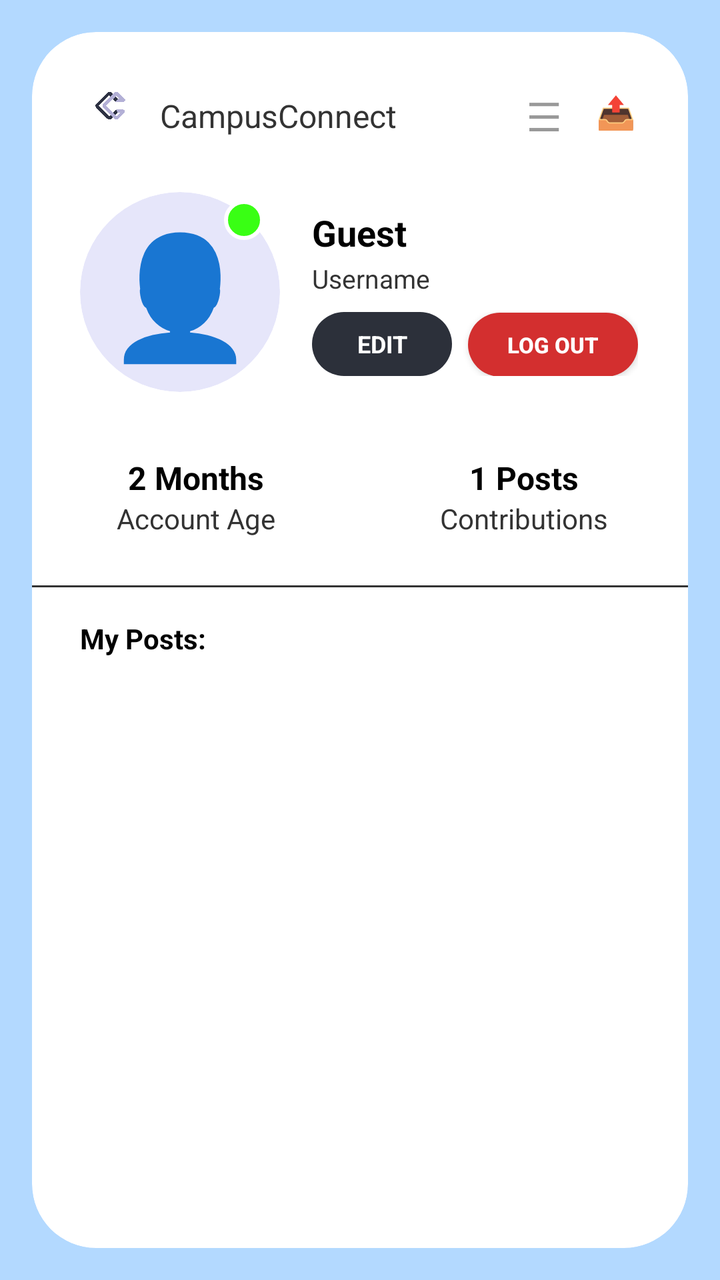
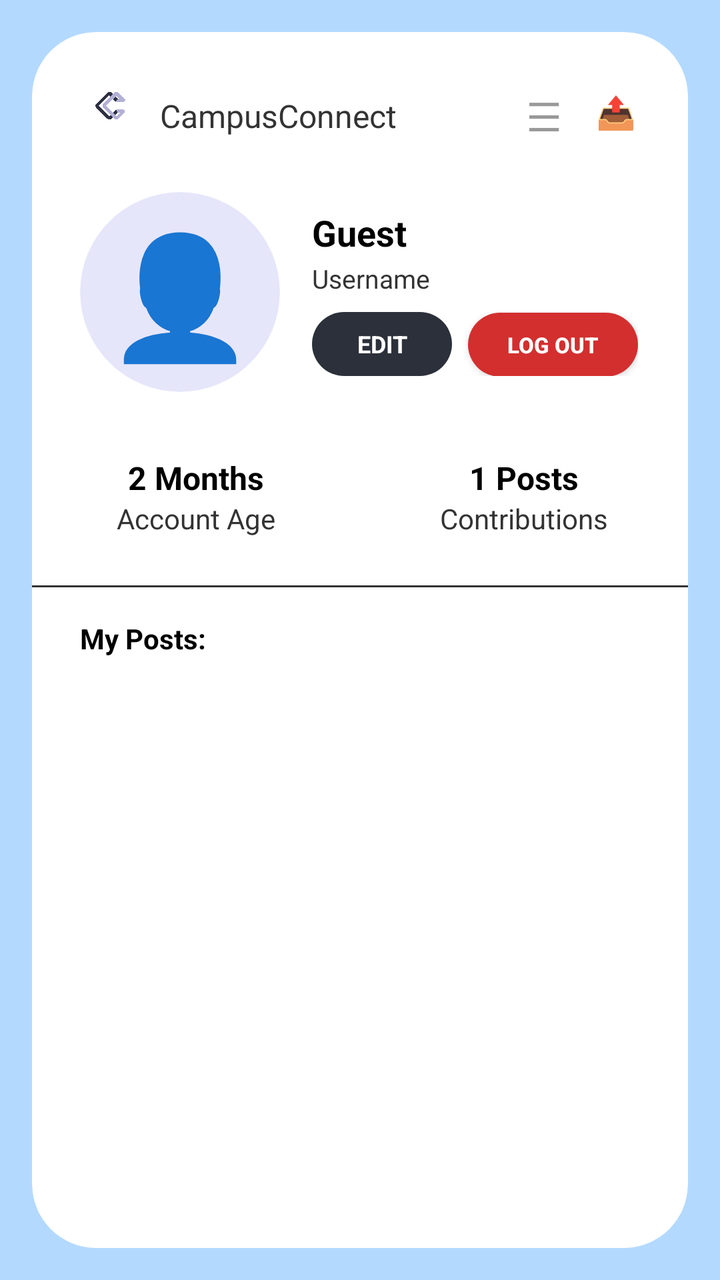

Screens rendered from an Android XML layout before and after an edit, with the pre-edit source and the edit as a unified diff.
<!-- AndroidManifest.xml: application theme Theme.CampusConnect -->
<!-- res/layout/activity_profile.xml -->
<?xml version="1.0" encoding="utf-8"?>
<androidx.constraintlayout.widget.ConstraintLayout xmlns:android="http://schemas.android.com/apk/res/android"
    xmlns:app="http://schemas.android.com/apk/res-auto"
    android:layout_width="match_parent"
    android:layout_height="match_parent"
    android:background="#B3D9FF">

    <androidx.cardview.widget.CardView
        android:layout_width="0dp"
        android:layout_height="0dp"
        android:layout_margin="16dp"
        app:cardBackgroundColor="#FFFFFF"
        app:cardCornerRadius="32dp"
        app:cardElevation="0dp"
        app:layout_constraintBottom_toBottomOf="parent"
        app:layout_constraintEnd_toEndOf="parent"
        app:layout_constraintStart_toStartOf="parent"
        app:layout_constraintTop_toTopOf="parent">

        <ScrollView
            android:layout_width="match_parent"
            android:layout_height="match_parent"
            android:scrollbars="none">

            <LinearLayout
                android:layout_width="match_parent"
                android:layout_height="wrap_content"
                android:orientation="vertical"
                android:paddingTop="24dp"
                android:paddingBottom="24dp">

                
                <LinearLayout
                    android:layout_width="match_parent"
                    android:layout_height="wrap_content"
                    android:gravity="center_vertical"
                    android:orientation="horizontal"
                    android:paddingStart="24dp"
                    android:paddingEnd="24dp">

                    <ImageView
                        android:layout_width="32dp"
                        android:layout_height="32dp"
                        android:src="@drawable/cc"
                        android:scaleType="centerInside"
                        android:adjustViewBounds="true" />

                    <TextView
                        android:layout_width="wrap_content"
                        android:layout_height="wrap_content"
                        android:layout_marginStart="8dp"
                        android:layout_marginTop="2dp"
                        android:text="CampusConnect"
                        android:textColor="#333333"
                        android:textSize="16sp" />

                    <View
                        android:layout_width="0dp"
                        android:layout_height="0dp"
                        android:layout_weight="1" />

                    
                    <TextView
                        android:layout_width="24dp"
                        android:layout_height="24dp"
                        android:text="☰"
                        android:textSize="20sp"
                        android:textColor="#999999"
                        android:gravity="center" />

                    
                    <TextView
                        android:id="@+id/savedPostsButton"
                        android:layout_width="24dp"
                        android:layout_height="24dp"
                        android:layout_marginStart="12dp"
                        android:text="📤"
                        android:textSize="16sp"
                        android:textColor="#999999"
                        android:gravity="center"
                        android:clickable="true"
                        android:focusable="true"
                        android:contentDescription="Saved Posts" />

                </LinearLayout>

                
                <LinearLayout
                    android:layout_width="match_parent"
                    android:layout_height="wrap_content"
                    android:layout_marginTop="24dp"
                    android:orientation="horizontal"
                    android:paddingStart="24dp"
                    android:paddingEnd="24dp"
                    android:gravity="center_vertical">

                    <FrameLayout
                        android:layout_width="wrap_content"
                        android:layout_height="wrap_content">

                        <androidx.cardview.widget.CardView
                            android:layout_width="100dp"
                            android:layout_height="100dp"
                            app:cardBackgroundColor="#E6E6FA"
                            app:cardCornerRadius="50dp"
                            app:cardElevation="0dp">

                            <ImageView
                                android:id="@+id/profileAvatarImage"
                                android:layout_width="match_parent"
                                android:layout_height="match_parent"
                                android:scaleType="centerCrop"
                                android:visibility="gone" />

                            <TextView
                                android:id="@+id/profileAvatarText"
                                android:layout_width="match_parent"
                                android:layout_height="match_parent"
                                android:text="👤"
                                android:gravity="center"
                                android:textSize="60sp"
                                android:textColor="#483D8B"/>
                        </androidx.cardview.widget.CardView>

                        <View
                            android:layout_width="20dp"
                            android:layout_height="20dp"
                            android:layout_gravity="top|end"
                            android:layout_marginTop="4dp"
                            android:layout_marginEnd="8dp"
                            android:background="@drawable/status_dot_green" />
                    </FrameLayout>

                    <LinearLayout
                        android:layout_width="match_parent"
                        android:layout_height="wrap_content"
                        android:layout_marginStart="16dp"
                        android:orientation="vertical">

                        <TextView
                            android:id="@+id/profileUsernameText"
                            android:layout_width="wrap_content"
                            android:layout_height="wrap_content"
                            android:text="Guest"
                            android:textColor="#000000"
                            android:textStyle="bold"
                            android:textSize="18sp" />

                        <TextView
                            android:id="@+id/profileHandleText"
                            android:layout_width="wrap_content"
                            android:layout_height="wrap_content"
                            android:text="Username"
                            android:textColor="#333333"
                            android:textSize="13sp"
                            android:layout_marginTop="2dp" />

                        <LinearLayout
                            android:layout_width="wrap_content"
                            android:layout_height="wrap_content"
                            android:layout_marginTop="8dp"
                            android:orientation="horizontal">

                            <TextView
                                android:id="@+id/btnEditProfile"
                                android:layout_width="70dp"
                                android:layout_height="32dp"
                                android:background="@drawable/profile_edit_btn_bg"
                                android:clickable="true"
                                android:focusable="true"
                                android:gravity="center"
                                android:text="EDIT"
                                android:textColor="#FFFFFF"
                                android:textSize="12sp"
                                android:textStyle="bold" />

                            <androidx.appcompat.widget.AppCompatButton
                                android:id="@+id/logoutButton"
                                android:layout_width="85dp"
                                android:layout_height="32dp"
                                android:layout_marginStart="8dp"
                                android:background="@drawable/logout_btn_bg"
                                android:padding="0dp"
                                android:text="LOG OUT"
                                android:textAllCaps="true"
                                android:textColor="#FFFFFF"
                                android:textSize="11sp"
                                android:textStyle="bold" />
                        </LinearLayout>
                    </LinearLayout>
                </LinearLayout>

                
                <LinearLayout
                    android:layout_width="match_parent"
                    android:layout_height="wrap_content"
                    android:layout_marginTop="32dp"
                    android:orientation="horizontal"
                    android:weightSum="2">

                    
                    <LinearLayout
                        android:layout_width="0dp"
                        android:layout_height="wrap_content"
                        android:layout_weight="1"
                        android:gravity="center"
                        android:orientation="vertical">
                        <TextView
                            android:id="@+id/accountAgeText"
                            android:layout_width="wrap_content"
                            android:layout_height="wrap_content"
                            android:text="2 Months"
                            android:textColor="#000000"
                            android:textStyle="bold"
                            android:textSize="16sp" />
                        <TextView
                            android:layout_width="wrap_content"
                            android:layout_height="wrap_content"
                            android:text="Account Age"
                            android:textColor="#333333"
                            android:textSize="14sp" />
                    </LinearLayout>

                    
                    <LinearLayout
                        android:layout_width="0dp"
                        android:layout_height="wrap_content"
                        android:layout_weight="1"
                        android:gravity="center"
                        android:orientation="vertical">
                        <TextView
                            android:id="@+id/postsCountText"
                            android:layout_width="wrap_content"
                            android:layout_height="wrap_content"
                            android:text="1 Posts"
                            android:textColor="#000000"
                            android:textStyle="bold"
                            android:textSize="16sp" />
                        <TextView
                            android:layout_width="wrap_content"
                            android:layout_height="wrap_content"
                            android:text="Contributions"
                            android:textColor="#333333"
                            android:textSize="14sp" />
                    </LinearLayout>
                </LinearLayout>

                
                <View
                    android:layout_width="match_parent"
                    android:layout_height="1dp"
                    android:layout_marginTop="24dp"
                    android:layout_marginBottom="16dp"
                    android:background="#333333" />

                
                <TextView
                    android:layout_width="wrap_content"
                    android:layout_height="wrap_content"
                    android:layout_marginStart="24dp"
                    android:text="My Posts:"
                    android:textColor="#000000"
                    android:textSize="14sp"
                    android:textStyle="bold" />

                
                <LinearLayout
                    android:id="@+id/profilePostsContainer"
                    android:layout_width="match_parent"
                    android:layout_height="wrap_content"
                    android:orientation="vertical"
                    android:layout_marginStart="24dp"
                    android:layout_marginEnd="24dp"
                    android:layout_marginTop="16dp"
                    android:layout_marginBottom="24dp" />

            </LinearLayout>
        </ScrollView>
    </androidx.cardview.widget.CardView>

</androidx.constraintlayout.widget.ConstraintLayout>
<!-- resources referenced by this layout -->
<resources>
  <!-- drawable cc: png bitmap (drawable, 146439 bytes) -->
  <!-- drawable logout_btn_bg (drawable) -->
  <?xml version="1.0" encoding="utf-8"?>
  <shape xmlns:android="http://schemas.android.com/apk/res/android">
      <solid android:color="#D32F2F" />
      <corners android:radius="24dp" />
  </shape>
  <!-- drawable profile_edit_btn_bg (drawable) -->
  <?xml version="1.0" encoding="utf-8"?>
  <shape xmlns:android="http://schemas.android.com/apk/res/android">
      <solid android:color="#2C303A" />
      <corners android:radius="16dp" />
  </shape>
  <!-- drawable status_dot_green (drawable) -->
  <?xml version="1.0" encoding="utf-8"?>
  <shape xmlns:android="http://schemas.android.com/apk/res/android" android:shape="oval">
      <solid android:color="#39FF14" />
      <stroke android:width="2dp" android:color="#FFFFFF" />
  </shape>
  <style name="Theme.CampusConnect" parent="Base.Theme.CampusConnect" />
  <style name="Base.Theme.CampusConnect" parent="Theme.Material3.DayNight.NoActionBar">
          
          
      </style>
</resources>

<!-- the commit's change to res/layout/activity_profile.xml (unified diff, before → after) -->
@@ -122,13 +122,6 @@
                                 android:textColor="#483D8B"/>
                         </androidx.cardview.widget.CardView>
 
-                        <View
-                            android:layout_width="20dp"
-                            android:layout_height="20dp"
-                            android:layout_gravity="top|end"
-                            android:layout_marginTop="4dp"
-                            android:layout_marginEnd="8dp"
-                            android:background="@drawable/status_dot_green" />
                     </FrameLayout>
 
                     <LinearLayout
<!-- resource entries referenced after the edit -->
@@ -13,12 +13,6 @@
       <solid android:color="#2C303A" />
       <corners android:radius="16dp" />
   </shape>
-  <!-- drawable status_dot_green (drawable) -->
-  <?xml version="1.0" encoding="utf-8"?>
-  <shape xmlns:android="http://schemas.android.com/apk/res/android" android:shape="oval">
-      <solid android:color="#39FF14" />
-      <stroke android:width="2dp" android:color="#FFFFFF" />
-  </shape>
   <style name="Theme.CampusConnect" parent="Base.Theme.CampusConnect" />
   <style name="Base.Theme.CampusConnect" parent="Theme.Material3.DayNight.NoActionBar">
           
